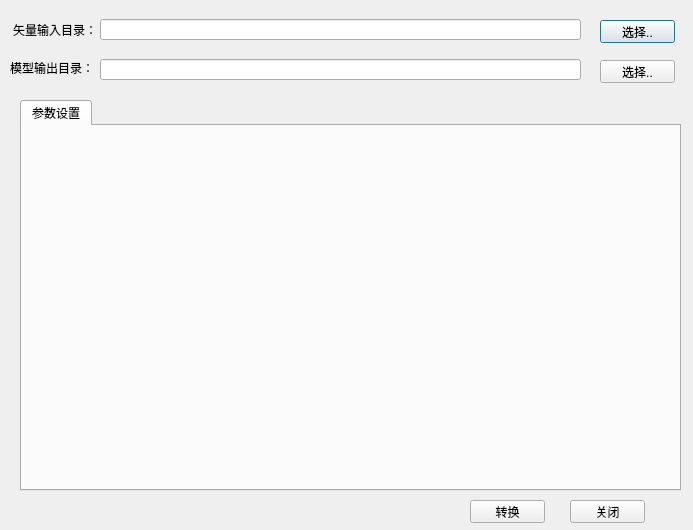
MySgeoffrey/EarthSDK, file SmartCity/kernelLib/src/VR_GlobeFrm/modelTransformUI.ui: the form before one commit.
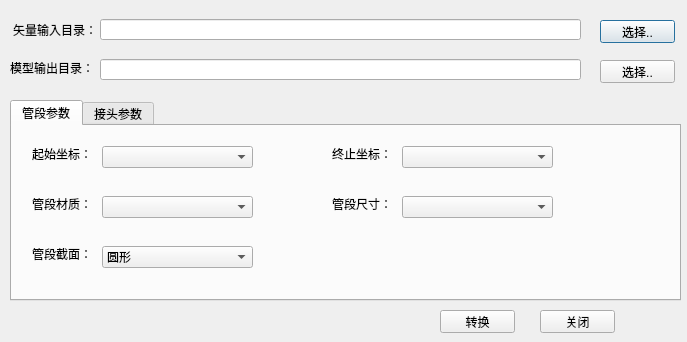
The form after the commit.

Commit message: 提交管线界面

Diff of the .ui file:
```diff
--- a/SmartCity/kernelLib/src/VR_GlobeFrm/modelTransformUI.ui
+++ b/SmartCity/kernelLib/src/VR_GlobeFrm/modelTransformUI.ui
@@ -6,8 +6,8 @@
    <rect>
     <x>0</x>
     <y>0</y>
-    <width>693</width>
-    <height>530</height>
+    <width>687</width>
+    <height>342</height>
    </rect>
   </property>
   <property name="windowTitle">
@@ -88,8 +88,8 @@
   <widget class="QPushButton" name="cancelButton">
    <property name="geometry">
     <rect>
-     <x>570</x>
-     <y>500</y>
+     <x>540</x>
+     <y>310</y>
      <width>75</width>
      <height>23</height>
     </rect>
@@ -101,10 +101,10 @@
   <widget class="QTabWidget" name="tabWidget">
    <property name="geometry">
     <rect>
-     <x>20</x>
+     <x>10</x>
      <y>100</y>
-     <width>661</width>
-     <height>391</height>
+     <width>671</width>
+     <height>201</height>
     </rect>
    </property>
    <property name="currentIndex">
@@ -112,15 +112,201 @@
    </property>
    <widget class="QWidget" name="tab">
     <attribute name="title">
-     <string>参数设置</string>
+     <string>管段参数</string>
     </attribute>
+    <widget class="QLabel" name="label_4">
+     <property name="geometry">
+      <rect>
+       <x>20</x>
+       <y>20</y>
+       <width>91</width>
+       <height>16</height>
+      </rect>
+     </property>
+     <property name="text">
+      <string>起始坐标：</string>
+     </property>
+    </widget>
+    <widget class="QComboBox" name="comboBox_2">
+     <property name="geometry">
+      <rect>
+       <x>90</x>
+       <y>20</y>
+       <width>151</width>
+       <height>22</height>
+      </rect>
+     </property>
+    </widget>
+    <widget class="QComboBox" name="comboBox_3">
+     <property name="geometry">
+      <rect>
+       <x>390</x>
+       <y>20</y>
+       <width>151</width>
+       <height>22</height>
+      </rect>
+     </property>
+    </widget>
+    <widget class="QLabel" name="label_5">
+     <property name="geometry">
+      <rect>
+       <x>320</x>
+       <y>20</y>
+       <width>91</width>
+       <height>16</height>
+      </rect>
+     </property>
+     <property name="text">
+      <string>终止坐标：</string>
+     </property>
+    </widget>
+    <widget class="QComboBox" name="comboBox_4">
+     <property name="geometry">
+      <rect>
+       <x>90</x>
+       <y>70</y>
+       <width>151</width>
+       <height>22</height>
+      </rect>
+     </property>
+    </widget>
+    <widget class="QLabel" name="label_6">
+     <property name="geometry">
+      <rect>
+       <x>20</x>
+       <y>70</y>
+       <width>91</width>
+       <height>16</height>
+      </rect>
+     </property>
+     <property name="text">
+      <string>管段材质：</string>
+     </property>
+    </widget>
+    <widget class="QComboBox" name="comboBox_5">
+     <property name="geometry">
+      <rect>
+       <x>390</x>
+       <y>70</y>
+       <width>151</width>
+       <height>22</height>
+      </rect>
+     </property>
+    </widget>
+    <widget class="QLabel" name="label_7">
+     <property name="geometry">
+      <rect>
+       <x>320</x>
+       <y>70</y>
+       <width>91</width>
+       <height>16</height>
+      </rect>
+     </property>
+     <property name="text">
+      <string>管段尺寸：</string>
+     </property>
+    </widget>
+    <widget class="QComboBox" name="comboBox_6">
+     <property name="geometry">
+      <rect>
+       <x>90</x>
+       <y>120</y>
+       <width>151</width>
+       <height>22</height>
+      </rect>
+     </property>
+     <item>
+      <property name="text">
+       <string>圆形</string>
+      </property>
+     </item>
+     <item>
+      <property name="text">
+       <string>矩形</string>
+      </property>
+     </item>
+     <item>
+      <property name="text">
+       <string>梯形</string>
+      </property>
+     </item>
+     <item>
+      <property name="text">
+       <string>拱形</string>
+      </property>
+     </item>
+    </widget>
+    <widget class="QLabel" name="label_8">
+     <property name="geometry">
+      <rect>
+       <x>20</x>
+       <y>120</y>
+       <width>91</width>
+       <height>16</height>
+      </rect>
+     </property>
+     <property name="text">
+      <string>管段截面：</string>
+     </property>
+    </widget>
+   </widget>
+   <widget class="QWidget" name="tab_2">
+    <attribute name="title">
+     <string>接头参数</string>
+    </attribute>
+    <widget class="QLabel" name="label_3">
+     <property name="geometry">
+      <rect>
+       <x>20</x>
+       <y>20</y>
+       <width>71</width>
+       <height>16</height>
+      </rect>
+     </property>
+     <property name="text">
+      <string>接头坐标：</string>
+     </property>
+    </widget>
+    <widget class="QComboBox" name="comboBox">
+     <property name="geometry">
+      <rect>
+       <x>80</x>
+       <y>20</y>
+       <width>151</width>
+       <height>22</height>
+      </rect>
+     </property>
+    </widget>
+    <widget class="QComboBox" name="comboBox_7">
+     <property name="geometry">
+      <rect>
+       <x>380</x>
+       <y>20</y>
+       <width>151</width>
+       <height>22</height>
+      </rect>
+     </property>
+    </widget>
+    <widget class="QLabel" name="label_9">
+     <property name="geometry">
+      <rect>
+       <x>310</x>
+       <y>20</y>
+       <width>91</width>
+       <height>16</height>
+      </rect>
+     </property>
+     <property name="text">
+      <string>管段材质：</string>
+     </property>
+    </widget>
    </widget>
   </widget>
   <widget class="QPushButton" name="okButton">
    <property name="geometry">
     <rect>
-     <x>470</x>
-     <y>500</y>
+     <x>440</x>
+     <y>310</y>
      <width>75</width>
      <height>23</height>
     </rect>
```
The commit also changes 3 other files.
